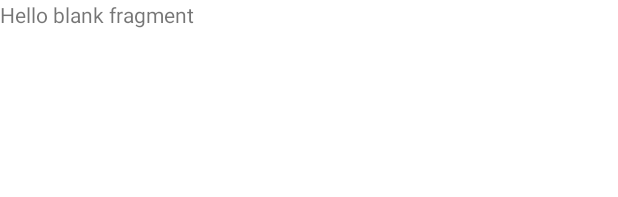
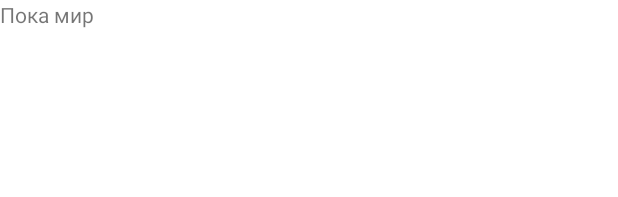
Before and after one commit to VITYQ/InfinItiLesson4, an Android app: the layout fragment_blank1.xml on its own in the app's theme, with its tools: preview values and no code run, on a phone screen of 412 x 824 dp. Shown: the top 197 px of the screen. Run offline under Robolectric (Android 15) with nearby library versions, the phone set to English and light mode, and no system bars.

Commit message:
Исправлен TextView

```diff
--- a/app/src/main/res/layout/activity_main.xml
+++ b/app/src/main/res/layout/activity_main.xml
@@ -9,7 +9,7 @@
     <TextView
         android:layout_width="wrap_content"
         android:layout_height="wrap_content"
-        android:text="New text"
+        android:text="Привет мир"
         app:layout_constraintBottom_toBottomOf="parent"
         app:layout_constraintEnd_toEndOf="parent"
         app:layout_constraintStart_toStartOf="parent"
--- a/app/src/main/res/values/strings.xml
+++ b/app/src/main/res/values/strings.xml
@@ -1,5 +1,5 @@
 <resources>
     <string name="app_name">Activity and Fragments</string>
     <!-- TODO: Remove or change this placeholder text -->
-    <string name="hello_blank_fragment">Hello blank fragment</string>
+    <string name="hello_blank_fragment">Пока мир</string>
 </resources>
```
